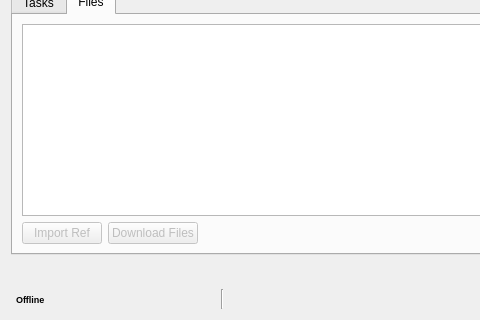
The window that module/wildchildanimation/gui/forms/maya/form.ui (dearyangyu/swing) describes before a commit, drawn with Qt 5; both pictures show x 0 to 480 and y 171 to 491 of the 650 by 491 pixel window.
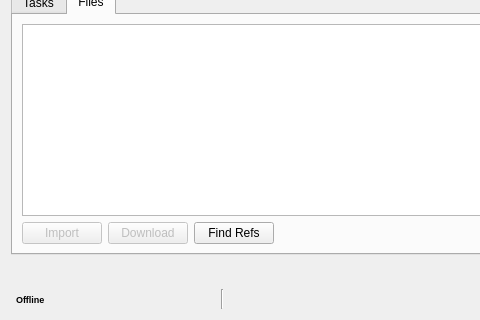
The same window after the commit. The open tabs and pages were chosen to show the change.

Patch:
```diff
--- a/module/wildchildanimation/gui/forms/maya/form.ui
+++ b/module/wildchildanimation/gui/forms/maya/form.ui
@@ -479,7 +479,7 @@
                 <bool>false</bool>
                </property>
                <property name="text">
-                <string>Import Ref</string>
+                <string>Import</string>
                </property>
                <property name="shortcut">
                 <string>Alt+I</string>
@@ -492,13 +492,20 @@
                 <bool>false</bool>
                </property>
                <property name="text">
-                <string>Download Files</string>
+                <string>Download</string>
                </property>
                <property name="shortcut">
                 <string>Alt+D</string>
                </property>
               </widget>
              </item>
+             <item>
+              <widget class="QPushButton" name="pushButtonFindRefs">
+               <property name="text">
+                <string>Find Refs</string>
+               </property>
+              </widget>
+             </item>
              <item>
               <spacer name="horizontalSpacer_3">
                <property name="orientation">
```
Left out of the diff: 2 changed lines with no effect on the pictures.
